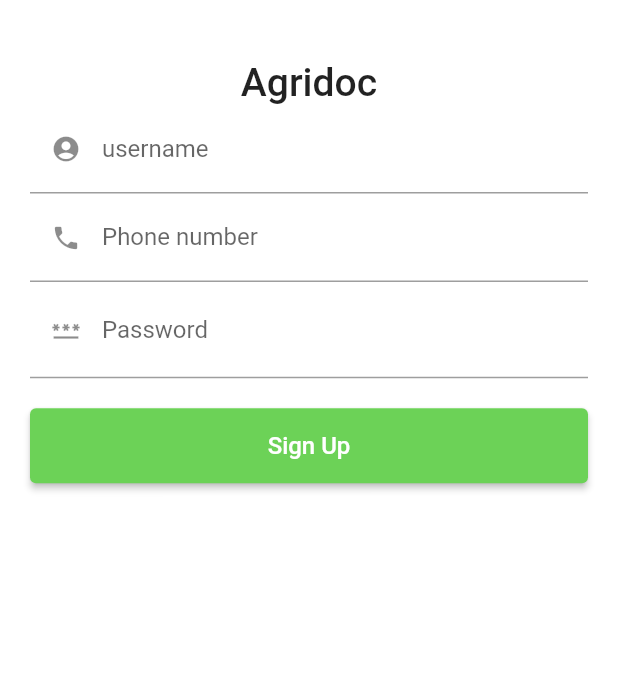
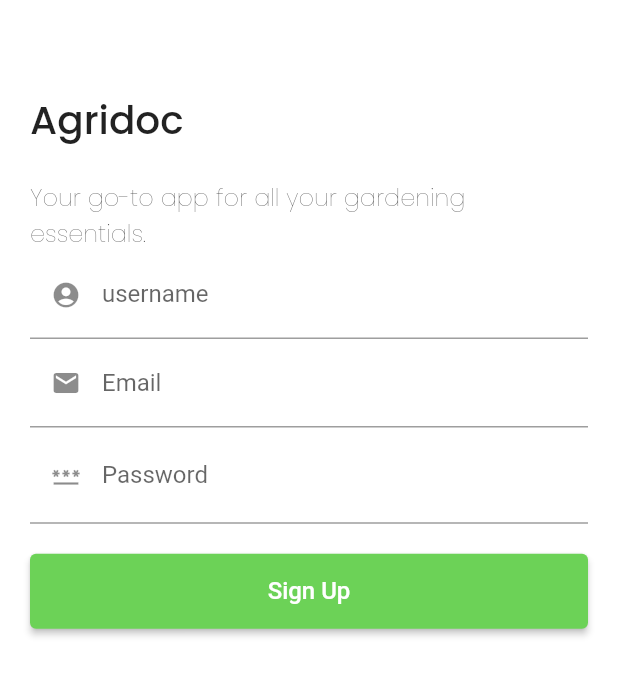
Before and after one commit to parbat680/agridoc_app, a Flutter app: the screen it shows after launch, after a tap on "Login", after a tap on "Sign Up", on a phone screen of 412 x 824 dp. Shown: the top 676 px of the screen. Run offline on Flutter 3.47's test engine with Material 2 defaults, Android fonts, the phone set to English and light mode, and no system bars; drawn by our look-alikes of loader_overlay; our stand-ins replace animated_notch_bottom_bar, bloc, dio, equatable, flutter_bloc, flutter_rating_bar and 7 more; missing offline and left inert: razorpay_flutter; network calls fail; Roboto replaces fonts that are missing (Georgia).

Commit message:
Co-authored-by: Yasshita Jathan <yasshita01@users.noreply.github.com>

```diff
--- a/lib/blocs/auth_bloc/auth_bloc_bloc.dart
+++ b/lib/blocs/auth_bloc/auth_bloc_bloc.dart
@@ -1,3 +1,5 @@
+import 'dart:developer';
+
 import 'package:agridoc/repository/handlers/user_repo.dart';
 import 'package:bloc/bloc.dart';
 import 'package:equatable/equatable.dart';
@@ -13,9 +15,13 @@ class AuthBloc extends Bloc<AuthBlocEvent, AuthBlocState> {
       emit(AuthLoading());
       if (event is SignUp) {
         try {
-          await _userRepository.signUp(
+          bool isDone = await _userRepository.signUp(
               event.username, event.phone, event.password);
-          emit(AuthAuthenticated());
+          if (isDone) {
+            emit(AuthAuthenticated());
+          } else {
+            emit(AuthUnauthenticated());
+          }
         } catch (e) {
           emit(const AuthError(error: "Something went wrong"));
         }
@@ -23,7 +29,9 @@ class AuthBloc extends Bloc<AuthBlocEvent, AuthBlocState> {
 
       if (event is CheckAuth) {
         if (await _userRepository.hasToken()) {
+          log((await _userRepository.hasToken()).toString());
           emit(AuthAuthenticated());
+          return;
         } else {
           emit(AuthUnauthenticated());
         }
--- a/lib/main.dart
+++ b/lib/main.dart
@@ -16,10 +16,12 @@ import 'package:flutter/material.dart';
 import 'package:flutter_bloc/flutter_bloc.dart';
 import 'package:get/get.dart';
 import 'package:get/get_navigation/src/root/get_material_app.dart';
+import 'package:get_storage/get_storage.dart';
 
 void main() async {
   WidgetsFlutterBinding.ensureInitialized();
   await CacheLanguage.init();
+  await GetStorage.init();
   runApp(MyApp());
 }
 
@@ -41,7 +43,7 @@ class MyApp extends StatelessWidget {
       child: BlocListener<AuthBloc, AuthBlocState>(
         listener: (context, state) {
           if (state is AuthAuthenticated) {
-            Get.offAllNamed('/home');
+            Get.offAndToNamed('/home');
           }
         },
         child: BlocBuilder<LocaleBloc, LocaleState>(
--- a/lib/repository/handlers/user_repo.dart
+++ b/lib/repository/handlers/user_repo.dart
@@ -1,28 +1,64 @@
+import 'dart:developer';
+
+import 'package:agridoc/repository/services/api_request.dart';
+import 'package:get_storage/get_storage.dart';
 import 'package:localization/colored_print/print_color.dart';
 
 class UserRepository {
-  Future signUp(String username, String phone, String password) async {
-    await Future.delayed(Duration(seconds: 3));
-    print("username : $username, phone: $phone, password: $password");
+  Future signUp(String username, String email, String password) async {
+    // await Future.delayed(Duration(seconds: 3));
+    // print("username : $username, phone: $phone, password: $password");
+
+    try {
+      var response = await ApiBaseHelper().post('user/register',
+          {"name": username, "email": email, "password": password});
+      log(response.toString());
+      log(response['token']);
+      persistToken(response['token']);
+      return true;
+    } catch (e) {
+      log(e.toString());
+      return false;
+    }
   }
 
-  Future login(String phone, String password) async {
-    await Future.delayed(Duration(seconds: 3));
-    if (phone == 'parbat@gmail.com' && password == '12345678') {
+  Future login(String email, String password) async {
+    // await Future.delayed(Duration(seconds: 3));
+    // if (phone == 'parbat@gmail.com' && password == '12345678') {
+    //   return true;
+    // }
+    try {
+      var response = await ApiBaseHelper()
+          .post('user/login', {"email": email, "password": password});
+      log(response['token']);
+      persistToken(response['token']);
+      return true;
+    } catch (e) {
+      log(e.toString());
+      return false;
+    }
+  }
+
+  Future persistToken(String token) async {
+    GetStorage box = GetStorage();
+    box.write('token', token);
+  }
+
+  Future deleteToken() async {
+    GetStorage box = GetStorage();
+    box.remove('token');
+  }
+
+  Future hasToken() async {
+    GetStorage box = GetStorage();
+    if (box.read('token') != null) {
       return true;
     }
     return false;
   }
 
-  Future persistToken(String token) async {
-    await Future.delayed(Duration(seconds: 3));
-  }
-
-  Future deleteToken() async {
-    await Future.delayed(Duration(seconds: 3));
-  }
-
-  Future hasToken() async {
-    return false;
+  Future getToken() async {
+    GetStorage box = GetStorage();
+    return box.read('token');
   }
 }
--- a/lib/views/home/home.dart
+++ b/lib/views/home/home.dart
@@ -53,7 +53,7 @@ class _HomePageState extends State<HomePage> {
                 return Column(
                   crossAxisAlignment: CrossAxisAlignment.start,
                   children: [
-                    Text("Welcome, Parbat", style: headingBold),
+                    Text("Welcome,", style: headingBold),
                     SizedBox(
                       height: 20,
                     ),
--- a/lib/views/home/home_tab.dart
+++ b/lib/views/home/home_tab.dart
@@ -19,7 +19,6 @@ class HomeTabPage extends StatefulWidget {
 
 class _HomeTabPageState extends State<HomeTabPage>
     with TickerProviderStateMixin {
-  PageController _pageController = PageController(initialPage: 0);
   late TabController _tabController;
   @override
   void initState() {
--- a/lib/views/onboarding/login.dart
+++ b/lib/views/onboarding/login.dart
@@ -22,6 +22,7 @@ class _LoginPageState extends State<LoginPage> {
 
   TextEditingController _password = TextEditingController();
   final _formKey = GlobalKey<FormState>();
+  RxBool showPass = false.obs;
 
   @override
   void initState() {
@@ -104,17 +105,20 @@ class _LoginPageState extends State<LoginPage> {
                     Container(
                       margin: const EdgeInsets.symmetric(
                           vertical: 10, horizontal: 0),
-                      child: TextFormField(
+                      child: Obx(
+                        () => TextFormField(
                           controller: _password,
-                        obscureText: true,
+                          obscureText: !showPass.value,
                           keyboardType: TextInputType.visiblePassword,
                           decoration: InputDecoration(
                             suffix: GestureDetector(
-                            onTap: () {},
+                              onTap: () {
+                                showPass.value = !showPass.value;
+                              },
                               child: Icon(
-                              // showpass.value
-                              //     ? Icons.visibility_off
-                              Icons.visibility,
+                                showPass.value
+                                    ? Icons.visibility
+                                    : Icons.visibility_off,
                                 color: Colors.grey,
                                 size: 20,
                               ),
@@ -129,6 +133,7 @@ class _LoginPageState extends State<LoginPage> {
                           },
                         ),
                       ),
+                    ),
                     const SizedBox(
                       height: 20,
                     ),
@@ -137,7 +142,6 @@ class _LoginPageState extends State<LoginPage> {
                       builder: (context, state) {
                         return ElevatedButton(
                           onPressed: () {
-                            log("mwe");
                             if (_formKey.currentState!.validate()) {
                               _authBloc.add(Login(
                                   password: _password.text,
--- a/lib/views/onboarding/signup.dart
+++ b/lib/views/onboarding/signup.dart
@@ -7,28 +7,31 @@ import 'package:flutter_bloc/flutter_bloc.dart';
 import 'package:get/get.dart';
 import 'package:loader_overlay/loader_overlay.dart';
 
+import '../../utils/text_sizes.dart';
+
 class SignUpPage extends StatelessWidget {
   SignUpPage({Key? key}) : super(key: key);
 
   late final AuthBloc _authBloc;
   final TextEditingController _username = TextEditingController();
-  final TextEditingController _phone = TextEditingController();
+  final TextEditingController _email = TextEditingController();
   final TextEditingController _password = TextEditingController();
+  RxBool _showPass = false.obs;
 
   @override
   Widget build(BuildContext context) {
     _authBloc = BlocProvider.of<AuthBloc>(context);
-    print("IN build...");
+
     return Scaffold(
       body: LoaderOverlay(
         child: SafeArea(
           child: SingleChildScrollView(
             child: BlocListener<AuthBloc, AuthBlocState>(
               listener: (context, state) {
-                // if (state is AuthAuthenticated) {
-                //   Navigator.pushNamedAndRemoveUntil(
-                //       context, '/home', (route) => false);
-                // }
+                if (state is AuthAuthenticated) {
+                  Navigator.pushNamedAndRemoveUntil(
+                      context, '/home', (route) => false);
+                }
               },
               child: BlocBuilder<AuthBloc, AuthBlocState>(
                 bloc: _authBloc,
@@ -51,11 +54,26 @@ class SignUpPage extends StatelessWidget {
                         const SizedBox(
                           height: 20,
                         ),
-                        Text(
+                        const SizedBox(
+                          height: 20,
+                        ),
+                        Container(
+                          alignment: Alignment.topLeft,
+                          child: Text(
                             Languages.of(context).appName,
-                          style: TextStyle(
-                            fontSize: 26,
-                            fontWeight: FontWeight.w500,
+                            style: headingBold.copyWith(
+                                fontSize: 26, fontWeight: FontWeight.w500),
+                          ),
+                        ),
+                        const SizedBox(
+                          height: 20,
+                        ),
+                        Container(
+                          alignment: Alignment.topLeft,
+                          child: Text(
+                            "Your go-to app for all your gardening essentials.",
+                            style: poppinsFont.copyWith(
+                                fontSize: 16, fontWeight: FontWeight.w200),
                           ),
                         ),
 
@@ -72,19 +90,20 @@ class SignUpPage extends StatelessWidget {
                         ),
 
                         TextFormField(
-                          controller: _phone,
-                          keyboardType: TextInputType.number,
+                          controller: _email,
+                          keyboardType: TextInputType.emailAddress,
                           decoration: InputDecoration(
                             prefixIcon: Icon(
-                              Icons.phone,
+                              Icons.email,
                               size: 20,
                             ),
-                            label: Text(Languages.of(context).phone),
+                            label: Text("Email"),
                           ),
                         ),
-
-                        TextFormField(
+                        Obx(
+                          () => TextFormField(
                             controller: _password,
+                            obscureText: !_showPass.value,
                             keyboardType: TextInputType.visiblePassword,
                             decoration: InputDecoration(
                               prefixIcon: const Icon(
@@ -92,14 +111,19 @@ class SignUpPage extends StatelessWidget {
                                 size: 20,
                               ),
                               suffix: GestureDetector(
-                              onTap: () {},
+                                onTap: () {
+                                  _showPass.value = !_showPass.value;
+                                },
                                 child: Icon(
-                                Icons.visibility,
+                                  _showPass.value
+                                      ? Icons.visibility
+                                      : Icons.visibility_off,
                                   color: Colors.grey,
                                   size: 20,
                                 ),
                               ),
                               label: Text(Languages.of(context).password),
+                            ),
                           ),
                         ),
 
@@ -112,7 +136,7 @@ class SignUpPage extends StatelessWidget {
                             _authBloc.add(SignUp(
                                 username: _username.text,
                                 password: _password.text,
-                                phone: _phone.text));
+                                phone: _email.text));
                           },
                           style: ElevatedButton.styleFrom(
                             minimumSize: const Size(double.infinity, 50),
--- a/lib/views/onboarding/splash.dart
+++ b/lib/views/onboarding/splash.dart
@@ -2,8 +2,11 @@ import 'dart:developer';
 
 import 'package:flutter/material.dart';
 import 'package:flutter/src/foundation/key.dart';
+import 'package:flutter_bloc/flutter_bloc.dart';
 
 import 'package:get/get.dart';
+
+import '../../blocs/auth_bloc/auth_bloc_bloc.dart';
 
 class SplashScreen extends StatefulWidget {
   SplashScreen({Key? key}) : super(key: key);
@@ -16,8 +19,6 @@ class _SplashScreenState extends State<SplashScreen>
     with TickerProviderStateMixin {
   @override
   void initState() {
-    Future.delayed(Duration(seconds: 5))
-        .then((value) => Get.offAllNamed('/login'));
     super.initState();
   }
 
@@ -25,8 +26,19 @@ class _SplashScreenState extends State<SplashScreen>
   Widget build(BuildContext context) {
     return Scaffold(
       backgroundColor: Color.fromRGBO(253, 251, 253, 1),
-      body: Center(
-        child: Image.asset("assets/images/ezgif.com-video-to-gif.gif"),
+      body: BlocListener<AuthBloc, AuthBlocState>(
+        listener: (context, state) {
+          if (state is AuthAuthenticated) {
+            Future.delayed(const Duration(seconds: 5))
+                .then((value) => Get.offAllNamed('/home'));
+          } else {
+            Future.delayed(const Duration(seconds: 5))
+                .then((value) => Get.offAllNamed('/login'));
+          }
+        },
+        child: Center(
+          child: Image.asset("assets/images/ezgif.com-video-to-gif.gif"),
+        ),
       ),
     );
   }
--- a/pubspec.yaml
+++ b/pubspec.yaml
@@ -52,6 +52,8 @@ dependencies:
   razorpay_flutter: ^1.3.1
   image_picker: ^0.8.6
   flutter_gif: ^0.0.4
+  http_parser: ^4.0.2
+  get_storage: ^2.0.3
 
 
 dev_dependencies:
```
Also changed, not shown: lib/controllers/razorpaycontroller.dart (+7 -1 lines), lib/repository/handlers/prediction_handler.dart (added, +14 -0 lines), lib/repository/handlers/product_handler.dart (+11 -0 lines), lib/repository/services/api_request.dart (+29 -3 lines), lib/utils/image_chooser.dart (+13 -1 lines), lib/views/home/checkout.dart (+7 -1 lines), lib/views/home/predict.dart (+62 -5 lines), pubspec.lock. Lines whose indentation alone changed are shown as unchanged.
